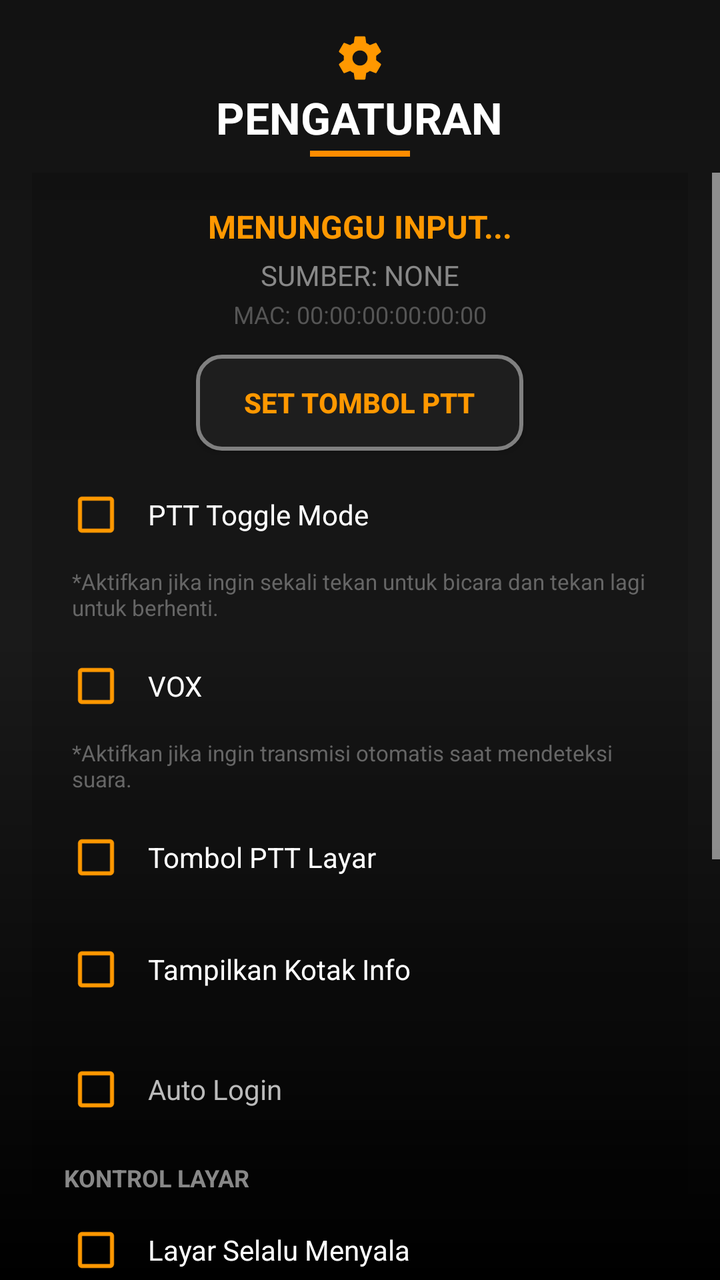
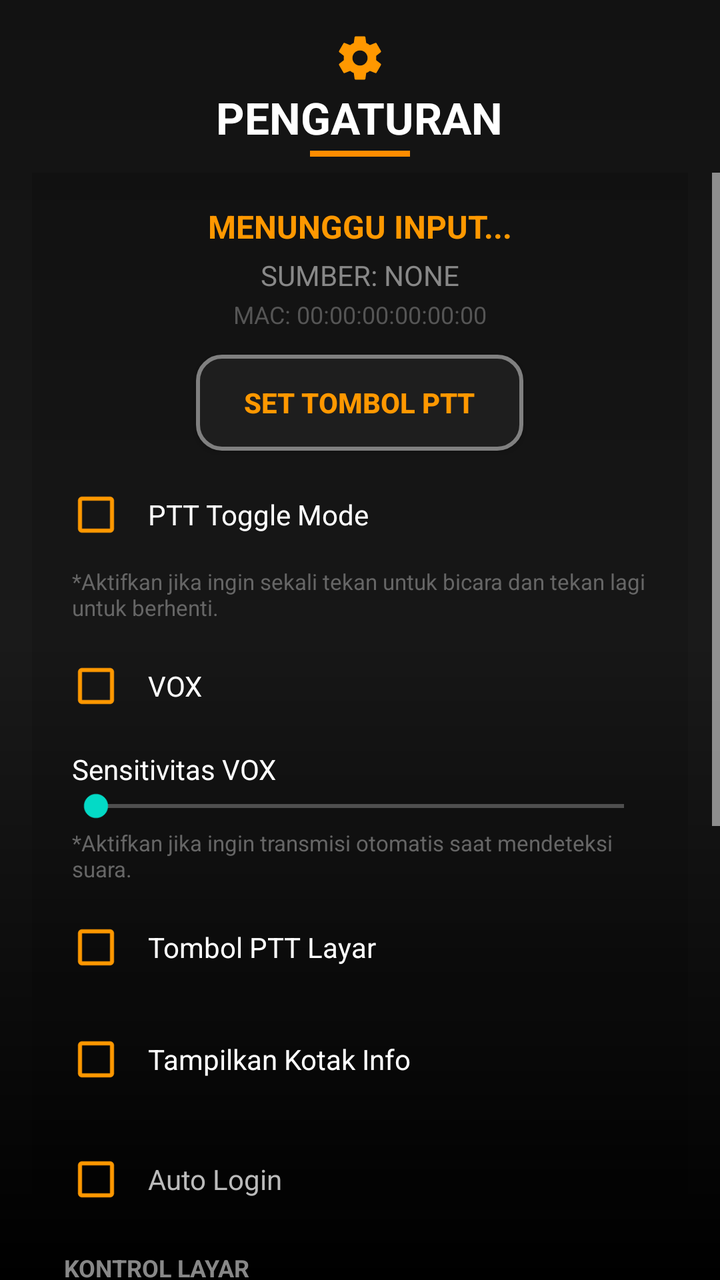

Two renders of the same Android screen: before a commit and after it. Below are the layout's source before the change and the commit's diff.
<!-- AndroidManifest.xml: application theme Theme.TIK -->
<!-- res/layout/activity_setting.xml -->
<?xml version="1.0" encoding="utf-8"?>
<RelativeLayout xmlns:android="http://schemas.android.com/apk/res/android"
    xmlns:app="http://schemas.android.com/apk/res-auto"
    xmlns:tools="http://schemas.android.com/tools"
    android:layout_width="match_parent"
    android:layout_height="match_parent"
    android:background="@drawable/main_background">

    
    <com.google.android.material.imageview.ShapeableImageView
        android:layout_width="@dimen/logo_watermark_size"
        android:layout_height="@dimen/logo_watermark_size"
        android:layout_centerInParent="true"
        android:src="@mipmap/ic_launcher"
        android:alpha="0.15"
        android:scaleType="fitCenter"
        app:shapeAppearanceOverlay="@style/ShapeAppearance.Circle" />

    <LinearLayout
        android:layout_width="match_parent"
        android:layout_height="match_parent"
        android:orientation="vertical">

        <LinearLayout
            android:layout_width="match_parent"
            android:layout_height="wrap_content"
            android:orientation="vertical"
            android:gravity="center_horizontal"
            android:paddingTop="@dimen/setting_screen_padding"
            android:layout_marginBottom="@dimen/margin_small">

            <androidx.appcompat.widget.AppCompatImageView
                android:layout_width="@dimen/setting_icon_size"
                android:layout_height="@dimen/setting_icon_size"
                app:srcCompat="@drawable/ic_setting"
                android:layout_marginBottom="@dimen/divider_height_medium"
                app:tint="@color/orange_accent" />

            <TextView
                android:layout_width="wrap_content"
                android:layout_height="wrap_content"
                android:text="PENGATURAN"
                android:textColor="@color/white"
                android:textSize="@dimen/text_setting_title"
                android:textStyle="bold" />

            <View
                android:layout_width="@dimen/setting_header_line_width"
                android:layout_height="@dimen/setting_header_line_height"
                android:background="@color/dark_orange"
                android:layout_marginTop="@dimen/divider_height_medium"/>
        </LinearLayout>

        <FrameLayout
            android:layout_width="match_parent"
            android:layout_height="0dp"
            android:layout_weight="1">

            <ScrollView
                android:layout_width="match_parent"
                android:layout_height="match_parent"
                android:fillViewport="true"
                android:scrollbars="vertical">

                <LinearLayout
                    android:layout_width="match_parent"
                    android:layout_height="wrap_content"
                    android:orientation="vertical"
                    android:paddingLeft="@dimen/setting_screen_padding"
                    android:paddingStart="@dimen/setting_screen_padding"
                    android:paddingRight="@dimen/setting_screen_padding"
                    android:paddingEnd="@dimen/setting_screen_padding"
                    android:paddingBottom="@dimen/setting_screen_padding">

                    <LinearLayout
                        android:layout_width="match_parent"
                        android:layout_height="wrap_content"
                        android:background="#22000000"
                        android:orientation="vertical"
                        android:padding="@dimen/setting_card_padding"
                        android:layout_marginBottom="@dimen/setting_card_margin_bottom">

                        <TextView
                            android:id="@+id/tvDetectedKey"
                            android:layout_width="match_parent"
                            android:layout_height="wrap_content"
                            android:gravity="center"
                            android:text="MENUNGGU INPUT..."
                            android:textColor="@color/orange_accent"
                            android:textSize="@dimen/text_detected_key"
                            android:textStyle="bold" />

                        <TextView
                            android:id="@+id/tvSource"
                            android:layout_width="match_parent"
                            android:layout_height="wrap_content"
                            android:text="Sumber: None"
                            android:textColor="#888888"
                            android:gravity="center"
                            android:textSize="@dimen/text_setting_label_small"
                            android:layout_marginTop="@dimen/margin_xsmall"
                            android:textAllCaps="true" />

                        <TextView
                            android:id="@+id/tvMacAddress"
                            android:layout_width="match_parent"
                            android:layout_height="wrap_content"
                            android:text="MAC: 00:00:00:00:00:00"
                            android:textColor="#555555"
                            android:gravity="center"
                            android:textSize="@dimen/text_size_small"
                            android:layout_marginTop="@dimen/divider_height_medium"
                            tools:ignore="SmallSp" />

                        <androidx.appcompat.widget.AppCompatButton
                            android:id="@+id/btnSetPtt"
                            android:layout_width="wrap_content"
                            android:layout_height="wrap_content"
                            android:layout_gravity="center_horizontal"
                            android:layout_marginTop="@dimen/margin_12dp"
                            android:background="@drawable/button_selector"
                            android:paddingLeft="@dimen/margin_large"
                            android:paddingRight="@dimen/margin_large"
                            android:text="SET TOMBOL PTT"
                            android:textColor="@color/orange_accent"
                            android:textSize="@dimen/text_setting_label_small"
                            android:textStyle="bold"
                            android:focusable="true"
                            android:clickable="true" />

                        <androidx.appcompat.widget.AppCompatCheckBox
                            android:id="@+id/cbPttToggle"
                            android:layout_width="match_parent"
                            android:layout_height="wrap_content"
                            android:layout_marginTop="@dimen/margin_small"
                            android:text="PTT Toggle Mode"
                            android:textColor="@color/white"
                            android:textSize="@dimen/text_setting_label_small"
                            android:background="@drawable/menu_item_background"
                            android:padding="@dimen/padding_10dp"
                            android:focusable="true"
                            android:buttonTint="@color/orange_accent" />

                        <TextView
                            android:layout_width="match_parent"
                            android:layout_height="wrap_content"
                            android:text="*Aktifkan jika ingin sekali tekan untuk bicara dan tekan lagi untuk berhenti."
                            android:textColor="#666666"
                            android:textSize="@dimen/text_size_tiny"
                            android:layout_marginTop="@dimen/divider_height_medium"
                            android:paddingLeft="@dimen/padding_xsmall"
                            android:paddingStart="@dimen/padding_xsmall"
                            tools:ignore="SmallSp" />

                        <androidx.appcompat.widget.AppCompatCheckBox
                            android:id="@+id/cbVox"
                            android:layout_width="match_parent"
                            android:layout_height="wrap_content"
                            android:layout_marginTop="@dimen/margin_small"
                            android:text="VOX"
                            android:textColor="@color/white"
                            android:textSize="@dimen/text_setting_label_small"
                            android:background="@drawable/menu_item_background"
                            android:padding="@dimen/padding_10dp"
                            android:focusable="true"
                            android:buttonTint="@color/orange_accent" />

                        <TextView
                            android:layout_width="match_parent"
                            android:layout_height="wrap_content"
                            android:text="*Aktifkan jika ingin transmisi otomatis saat mendeteksi suara."
                            android:textColor="#666666"
                            android:textSize="@dimen/text_size_tiny"
                            android:layout_marginTop="@dimen/divider_height_medium"
                            android:paddingLeft="@dimen/padding_xsmall"
                            android:paddingStart="@dimen/padding_xsmall"
                            tools:ignore="SmallSp" />

                        <LinearLayout
                            android:id="@+id/layoutVirtualPttContainer"
                            android:layout_width="match_parent"
                            android:layout_height="wrap_content"
                            android:layout_marginTop="@dimen/margin_small"
                            android:orientation="vertical">

                            <androidx.appcompat.widget.AppCompatCheckBox
                                android:id="@+id/cbShowVirtualPtt"
                                android:layout_width="match_parent"
                                android:layout_height="wrap_content"
                                android:text="Tombol PTT Layar"
                                android:textColor="@color/white"
                                android:textSize="@dimen/text_setting_label_small"
                                android:background="@drawable/menu_item_background"
                                android:padding="@dimen/padding_10dp"
                                android:focusable="true"
                                android:buttonTint="@color/orange_accent" />
                        </LinearLayout>

                        <LinearLayout
                            android:id="@+id/layoutInfoBoxSettingContainer"
                            android:layout_width="match_parent"
                            android:layout_height="wrap_content"
                            android:layout_marginTop="@dimen/margin_small"
                            android:orientation="vertical">

                            <androidx.appcompat.widget.AppCompatCheckBox
                                android:id="@+id/cbShowInfoBox"
                                android:layout_width="match_parent"
                                android:layout_height="wrap_content"
                                android:text="Tampilkan Kotak Info"
                                android:textColor="@color/white"
                                android:textSize="@dimen/text_setting_label_small"
                                android:background="@drawable/menu_item_background"
                                android:padding="@dimen/padding_10dp"
                                android:focusable="true"
                                android:buttonTint="@color/orange_accent" />
                        </LinearLayout>

                        <androidx.appcompat.widget.AppCompatCheckBox
                            android:id="@+id/cbStartOnBoot"
                            android:layout_width="match_parent"
                            android:layout_height="wrap_content"
                            android:layout_marginTop="@dimen/margin_12dp"
                            android:text="Auto Login"
                            android:textColor="#BBBBBB"
                            android:textSize="@dimen/text_setting_label_small"
                            android:background="@drawable/menu_item_background"
                            android:padding="@dimen/padding_10dp"
                            android:focusable="true"
                            android:buttonTint="@color/orange_accent" />

                        <TextView
                            android:layout_width="wrap_content"
                            android:layout_height="wrap_content"
                            android:text="KONTROL LAYAR"
                            android:textColor="#888888"
                            android:textSize="@dimen/text_size_small"
                            android:textStyle="bold"
                            android:layout_marginTop="@dimen/margin_12dp"
                            android:layout_marginBottom="@dimen/margin_xsmall"
                            tools:ignore="SmallSp" />

                        <androidx.appcompat.widget.AppCompatCheckBox
                            android:id="@+id/cbKeepScreenOn"
                            android:layout_width="match_parent"
                            android:layout_height="wrap_content"
                            android:text="Layar Selalu Menyala"
                            android:textColor="@color/white"
                            android:textSize="@dimen/text_setting_label_small"
                            android:background="@drawable/menu_item_background"
                            android:padding="@dimen/padding_10dp"
                            android:focusable="true"
                            android:buttonTint="@color/orange_accent" />

                        <androidx.appcompat.widget.AppCompatCheckBox
                            android:id="@+id/cbAutoWake"
                            android:layout_width="match_parent"
                            android:layout_height="wrap_content"
                            android:layout_marginTop="@dimen/margin_xsmall"
                            android:text="Bangunkan Layar Saat RX/TX"
                            android:textColor="@color/white"
                            android:textSize="@dimen/text_setting_label_small"
                            android:background="@drawable/menu_item_background"
                            android:padding="@dimen/padding_10dp"
                            android:focusable="true"
                            android:buttonTint="@color/orange_accent" />
                    </LinearLayout>

                    <TextView
                        android:layout_width="wrap_content"
                        android:layout_height="wrap_content"
                        android:text="KONFIGURASI NADA"
                        android:textColor="#888888"
                        android:textSize="@dimen/text_setting_section_title"
                        android:textStyle="bold"
                        android:layout_marginBottom="@dimen/margin_6dp"/>

                    <LinearLayout
                        android:layout_width="match_parent"
                        android:layout_height="wrap_content"
                        android:background="#22000000"
                        android:orientation="vertical"
                        android:padding="@dimen/padding_xsmall">

                        <androidx.appcompat.widget.AppCompatCheckBox
                            android:id="@+id/cbGatewayMode"
                            android:layout_width="match_parent"
                            android:layout_height="wrap_content"
                            android:text="Mode Gateway"
                            android:textColor="@color/white"
                            android:textSize="@dimen/text_setting_label_small"
                            android:background="@drawable/menu_item_background"
                            android:padding="@dimen/margin_12dp"
                            android:focusable="true"
                            android:buttonTint="@color/orange_accent" />

                        <androidx.appcompat.widget.AppCompatCheckBox
                            android:id="@+id/cbDtmfMode"
                            android:layout_width="match_parent"
                            android:layout_height="wrap_content"
                            android:text="Mode DTMF"
                            android:textColor="@color/white"
                            android:textSize="@dimen/text_setting_label_small"
                            android:background="@drawable/menu_item_background"
                            android:padding="@dimen/margin_12dp"
                            android:focusable="true"
                            android:buttonTint="@color/orange_accent" />

                        <androidx.appcompat.widget.AppCompatCheckBox
                            android:id="@+id/cbSoundPush"
                            android:layout_width="match_parent"
                            android:layout_height="wrap_content"
                            android:text="Nada Mulai"
                            android:textColor="@color/white"
                            android:textSize="@dimen/text_setting_label_small"
                            android:background="@drawable/menu_item_background"
                            android:padding="@dimen/margin_12dp"
                            android:focusable="true"
                            android:buttonTint="@color/orange_accent" />

                        <androidx.appcompat.widget.AppCompatCheckBox
                            android:id="@+id/cbSoundRx"
                            android:layout_width="match_parent"
                            android:layout_height="wrap_content"
                            android:text="Nada Rx"
                            android:textColor="@color/white"
                            android:textSize="@dimen/text_setting_label_small"
                            android:background="@drawable/menu_item_background"
                            android:padding="@dimen/margin_12dp"
                            android:focusable="true"
                            android:buttonTint="@color/orange_accent" />
                    </LinearLayout>
                </LinearLayout>
            </ScrollView>

            <RelativeLayout
                android:id="@+id/layoutRecordingOverlay"
                android:layout_width="match_parent"
                android:layout_height="match_parent"
                android:background="#E6000000"
                android:clickable="true"
                android:focusable="true"
                android:visibility="gone">

                <LinearLayout
                    android:layout_width="@dimen/overlay_dialog_width"
                    android:layout_height="wrap_content"
                    android:layout_centerInParent="true"
                    android:background="@drawable/frame_background"
                    android:gravity="center"
                    android:orientation="vertical"
                    android:padding="@dimen/overlay_inner_padding">

                    <ProgressBar
                        android:layout_width="@dimen/loading_spinner_size"
                        android:layout_height="@dimen/loading_spinner_size"
                        android:indeterminateTint="@color/orange_accent" />

                    <TextView
                        android:layout_width="wrap_content"
                        android:layout_height="wrap_content"
                        android:layout_marginTop="@dimen/margin_20dp"
                        android:text="MENUNGGU INPUT"
                        android:textColor="@color/white"
                        android:textSize="@dimen/text_overlay_title"
                        android:textStyle="bold"
                        android:gravity="center" />

                    <TextView
                        android:layout_width="wrap_content"
                        android:layout_height="wrap_content"
                        android:layout_marginTop="@dimen/margin_small"
                        android:text="Tekan tombol pada PTT atau Handsfree Anda sekarang..."
                        android:textColor="#AAAAAA"
                        android:textSize="@dimen/text_overlay_body"
                        android:gravity="center"/>

                    <androidx.appcompat.widget.AppCompatButton
                        android:id="@+id/btnCancelRecording"
                        android:layout_width="match_parent"
                        android:layout_height="wrap_content"
                        android:layout_marginTop="@dimen/margin_large"
                        android:background="@drawable/menu_item_background"
                        android:text="BATAL"
                        android:textColor="#FF5252"
                        android:textSize="@dimen/text_setting_label_small"
                        android:textStyle="bold"
                        android:focusable="true" />

                    <androidx.appcompat.widget.AppCompatButton
                        android:id="@+id/btnResetToDefault"
                        android:layout_width="match_parent"
                        android:layout_height="wrap_content"
                        android:layout_marginTop="@dimen/margin_small"
                        android:background="@android:color/transparent"
                        android:text="RESET KE DEFAULT"
                        android:textColor="@color/orange_accent"
                        android:textSize="@dimen/text_size_11sp"
                        android:textStyle="normal"
                        android:focusable="true" />
                </LinearLayout>
            </RelativeLayout>
        </FrameLayout>
    </LinearLayout>
</RelativeLayout>
<!-- resources referenced by this layout -->
<resources>
  <color name="dark_orange">#FF8C00</color>
  <color name="orange_accent">#FF9800</color>
  <color name="white">#FFFFFFFF</color>
  <dimen name="divider_height_medium">2dp</dimen>
  <dimen name="loading_spinner_size">56dp</dimen>
  <dimen name="logo_watermark_size">300dp</dimen>
  <dimen name="margin_12dp">12dp</dimen>
  <dimen name="margin_20dp">20dp</dimen>
  <dimen name="margin_6dp">6dp</dimen>
  <dimen name="margin_large">24dp</dimen>
  <dimen name="margin_small">8dp</dimen>
  <dimen name="margin_xsmall">4dp</dimen>
  <dimen name="overlay_dialog_width">240dp</dimen>
  <dimen name="overlay_inner_padding">20dp</dimen>
  <dimen name="padding_10dp">10dp</dimen>
  <dimen name="padding_xsmall">4dp</dimen>
  <dimen name="setting_card_margin_bottom">16dp</dimen>
  <dimen name="setting_card_padding">16dp</dimen>
  <dimen name="setting_header_line_height">3dp</dimen>
  <dimen name="setting_header_line_width">50dp</dimen>
  <dimen name="setting_icon_size">26dp</dimen>
  <dimen name="setting_screen_padding">16dp</dimen>
  <dimen name="text_detected_key">16sp</dimen>
  <dimen name="text_overlay_body">16sp</dimen>
  <dimen name="text_overlay_title">20sp</dimen>
  <dimen name="text_setting_label_small">14sp</dimen>
  <dimen name="text_setting_section_title">18sp</dimen>
  <dimen name="text_setting_title">22sp</dimen>
  <dimen name="text_size_11sp">11sp</dimen>
  <dimen name="text_size_small">12sp</dimen>
  <dimen name="text_size_tiny">11sp</dimen>
  <!-- drawable frame_background (drawable) -->
  <?xml version="1.0" encoding="utf-8"?>
  <shape xmlns:android="http://schemas.android.com/apk/res/android">
      <solid android:color="#1E1E1E" />
      <stroke
          android:width="2dp"
          android:color="@color/orange_accent" />
      <corners android:radius="12dp" />
  </shape>
  <!-- drawable main_background (drawable) -->
  <?xml version="1.0" encoding="utf-8"?>
  <shape xmlns:android="http://schemas.android.com/apk/res/android">
      <gradient
          android:startColor="#121212"
          android:centerColor="#1A1A1A"
          android:endColor="#000000"
          android:angle="270" />
  </shape>
  <!-- drawable menu_item_background (drawable) -->
  <?xml version="1.0" encoding="utf-8"?>
  <selector xmlns:android="http://schemas.android.com/apk/res/android">
      <item android:state_focused="true">
          <shape android:shape="rectangle">
              <solid android:color="#33FFFFFF" />
          </shape>
      </item>
      <item android:state_pressed="true">
          <shape android:shape="rectangle">
              <solid android:color="#55FFFFFF" />
          </shape>
      </item>
      <item>
          <shape android:shape="rectangle">
              <solid android:color="@android:color/transparent" />
          </shape>
      </item>
  </selector>
  <!-- mipmap ic_launcher (mipmap-anydpi-v26) -->
  <?xml version="1.0" encoding="utf-8"?>
  <adaptive-icon xmlns:android="http://schemas.android.com/apk/res/android">
      <background android:drawable="@drawable/ic_launcher_background"/>
      <foreground android:drawable="@mipmap/ic_launcher_foreground"/>
      <monochrome android:drawable="@mipmap/ic_launcher_foreground"/>
  </adaptive-icon>
  <style name="ShapeAppearance.Circle" parent="">
          <item name="cornerFamily">rounded</item>
          <item name="cornerSize">50%</item>
      </style>
  <color name="black">#FF000000</color>
  <style name="WindowAnimation">
          <item name="android:activityOpenEnterAnimation">@anim/fade_in</item>
          <item name="android:activityOpenExitAnimation">@anim/fade_out</item>
          <item name="android:activityCloseEnterAnimation">@anim/fade_in</item>
          <item name="android:activityCloseExitAnimation">@anim/fade_out</item>
      </style>
  <style name="AlertButtonStyle" parent="Widget.MaterialComponents.Button.TextButton">
          <item name="android:textColor">@color/orange_accent</item>
          <item name="android:textStyle">bold</item>
      </style>
  <!-- unchanged entries left out for length: 5 -->
</resources>

<!-- the commit's change to res/layout/activity_setting.xml (unified diff, before → after) -->
@@ -164,6 +164,23 @@
                             android:padding="@dimen/padding_10dp"
                             android:focusable="true"
                             android:buttonTint="@color/orange_accent" />
+
+                        <TextView
+                            android:id="@+id/tvVoxSensitivity"
+                            android:layout_width="match_parent"
+                            android:layout_height="wrap_content"
+                            android:layout_marginTop="@dimen/margin_small"
+                            android:text="Sensitivitas VOX"
+                            android:textColor="@color/white"
+                            android:textSize="@dimen/text_setting_label_small"
+                            android:paddingStart="@dimen/padding_xsmall"
+                            tools:ignore="HardcodedText,RtlSymmetry" />
+
+                        <androidx.appcompat.widget.AppCompatSeekBar
+                            android:id="@+id/sbVoxSensitivity"
+                            android:layout_width="match_parent"
+                            android:layout_height="wrap_content"
+                            android:max="100" />
 
                         <TextView
                             android:layout_width="match_parent"
